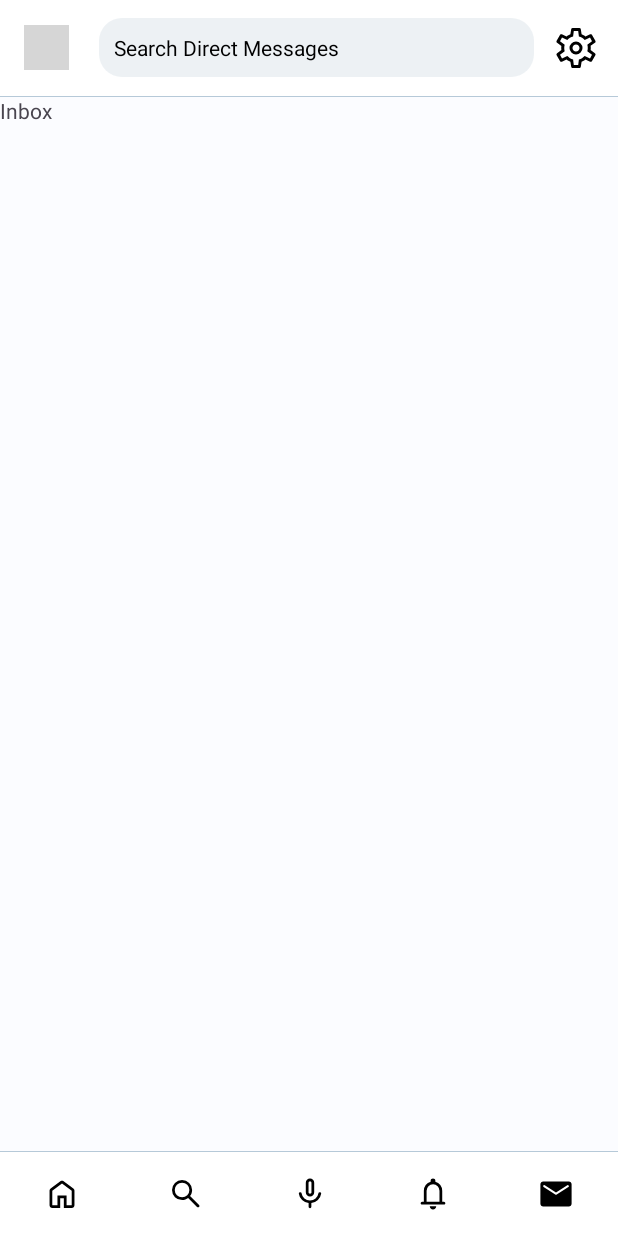
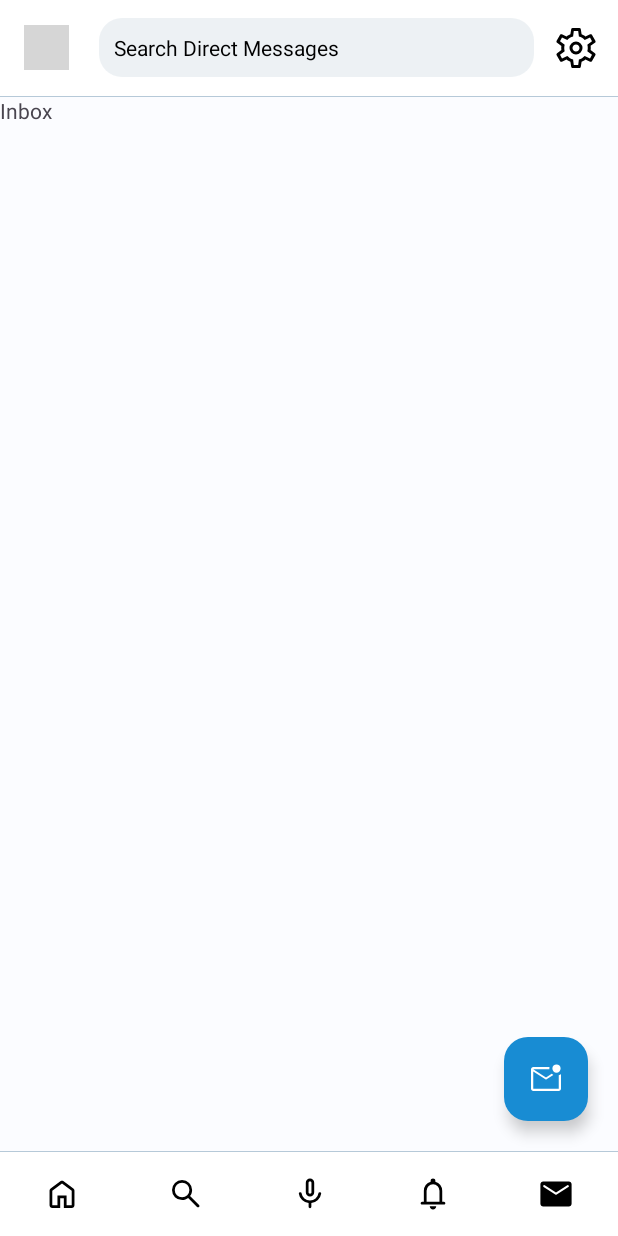
Before and after one commit to ArmandoS98/TwitterUI, an Android app: the MessagesFragment screen opened through its navigation route, on a phone screen of 412 x 824 dp. Run offline under Robolectric (Android 15) with nearby library versions, the phone set to English and light mode, and no system bars; our stand-ins replace CircleImageView, Dagger/Hilt's generated code, navigation-ui; grey boxes are pictures that could not be loaded.

```diff
--- a/app/build.gradle
+++ b/app/build.gradle
@@ -60,6 +60,7 @@ dependencies {
     implementation 'androidx.databinding:databinding-runtime:7.2.1'
     implementation "androidx.annotation:annotation:1.3.0"
     implementation 'androidx.legacy:legacy-support-v4:1.0.0'
+    implementation("androidx.lifecycle:lifecycle-runtime-ktx:2.5.0-rc01")
     // Navegación
     implementation "androidx.navigation:navigation-ui-ktx:2.4.2"
     implementation 'androidx.navigation:navigation-fragment-ktx:2.4.2'
@@ -70,6 +71,9 @@ dependencies {
     //dagger hilt
     implementation "com.google.dagger:hilt-android:$hilt_version"
     kapt "com.google.dagger:hilt-compiler:$hilt_version"
+    implementation "androidx.hilt:hilt-lifecycle-viewmodel:1.0.0-alpha03"
+    kapt "androidx.hilt:hilt-compiler:1.0.0"
+    implementation 'androidx.hilt:hilt-navigation-compose:1.0.0'
     //Glide
     implementation 'com.github.bumptech.glide:glide:4.13.0'
     annotationProcessor 'com.github.bumptech.glide:compiler:4.13.0'
--- a/app/src/main/java/com/techun/twitterui/ui/MainActivity.kt
+++ b/app/src/main/java/com/techun/twitterui/ui/MainActivity.kt
@@ -13,10 +13,13 @@ import com.google.android.material.bottomnavigation.BottomNavigationView
 import com.google.android.material.navigation.NavigationView
 import com.techun.twitterui.R
 import com.techun.twitterui.databinding.ActivityMainBinding
+import com.techun.twitterui.ui.drawerNavigationView.Constants
 import com.techun.twitterui.ui.drawerNavigationView.NavigationItemModel
 import com.techun.twitterui.ui.drawerNavigationView.NavigationRVAdapter
 import com.techun.twitterui.ui.drawerNavigationView.ui.*
 import com.techun.twitterui.utils.goToActivity
+import com.techun.twitterui.ui.drawerNavigationView.Constants.*
+import com.techun.twitterui.utils.toast
 import dagger.hilt.android.AndroidEntryPoint
 import javax.inject.Inject
 
@@ -28,6 +31,7 @@ class MainActivity : AppCompatActivity() {
     private lateinit var myToggle: ActionBarDrawerToggle
     private lateinit var myDrawerLayout: DrawerLayout
     private lateinit var navigationView: NavigationView
+    private var fabButtonStates: Constants = HOME
 
     @Inject
     lateinit var firstOptionesDrawer: NavigationRVAdapter
@@ -90,38 +94,80 @@ class MainActivity : AppCompatActivity() {
         navController.addOnDestinationChangedListener { _, destination, _ ->
             when (destination.id) {
                 R.id.nav_home -> {
+                    fabButtonStates = HOME
                     binding.imgIcon.visibility = View.VISIBLE
                     binding.tvToolbar.visibility = View.GONE
                     binding.etToolbar.visibility = View.GONE
+                    binding.fabCompose.setImageDrawable(
+                        resources.getDrawable(
+                            R.drawable.ic_add,
+                            null
+                        )
+                    )
+                }
+                R.id.nav_search -> {
+                    fabButtonStates = SEARCH
+                    binding.imgIcon.visibility = View.GONE
+                    binding.tvToolbar.visibility = View.GONE
+                    binding.etToolbar.visibility = View.VISIBLE
+                    binding.etToolbar.text = "Search Twitter"
+                    binding.fabCompose.setImageDrawable(
+                        resources.getDrawable(
+                            R.drawable.ic_add,
+                            null
+                        )
+                    )
                 }
                 R.id.nav_reconding -> {
+                    fabButtonStates = AUDIO
                     binding.imgIcon.visibility = View.GONE
                     binding.etToolbar.visibility = View.GONE
                     binding.tvToolbar.visibility = View.VISIBLE
                     binding.tvToolbar.text = getString(R.string.twitter)
+                    binding.fabCompose.setImageDrawable(
+                        resources.getDrawable(
+                            R.drawable.ic_audio,
+                            null
+                        )
+                    )
                 }
                 R.id.nav_notification -> {
+                    fabButtonStates = NOTIFICATIONS
                     binding.imgIcon.visibility = View.GONE
                     binding.etToolbar.visibility = View.GONE
                     binding.tvToolbar.visibility = View.VISIBLE
                     binding.tvToolbar.text = getString(R.string.notification)
-                }
-                R.id.nav_search -> {
-                    binding.imgIcon.visibility = View.GONE
-                    binding.tvToolbar.visibility = View.GONE
-                    binding.etToolbar.visibility = View.VISIBLE
-                    binding.etToolbar.text = "Search Twitter"
+                    binding.fabCompose.setImageDrawable(
+                        resources.getDrawable(
+                            R.drawable.ic_add,
+                            null
+                        )
+                    )
                 }
                 R.id.nav_inbox -> {
+                    fabButtonStates = INBOX
                     binding.imgIcon.visibility = View.GONE
                     binding.tvToolbar.visibility = View.GONE
                     binding.etToolbar.visibility = View.VISIBLE
                     binding.etToolbar.text = "Search Direct Messages"
+                    binding.fabCompose.setImageDrawable(
+                        resources.getDrawable(
+                            R.drawable.ic_mark_email,
+                            null
+                        )
+                    )
                 }
                 else -> {
+                    fabButtonStates = HOME
                     binding.imgIcon.visibility = View.GONE
                     binding.tvToolbar.visibility = View.GONE
                     binding.etToolbar.visibility = View.GONE
+                    binding.fabCompose.setImageDrawable(
+                        resources.getDrawable(
+                            R.drawable.ic_add,
+                            null
+                        )
+                    )
                 }
             }
         }
@@ -172,6 +218,16 @@ class MainActivity : AppCompatActivity() {
             }
             myDrawerLayout.closeDrawer(navigationView)
         }
+
+        binding.fabCompose.setOnClickListener {
+            when (fabButtonStates) {
+                HOME -> {toast("Home")}
+                SEARCH -> {toast("Search")}
+                AUDIO -> {toast("Audio")}
+                NOTIFICATIONS -> {toast("Notifications")}
+                INBOX -> {toast("Inbox")}
+            }
+        }
     }
 
     private fun recyclerInit() {
--- a/app/src/main/java/com/techun/twitterui/ui/bottomNavigationView/HomeFragment.kt
+++ b/app/src/main/java/com/techun/twitterui/ui/bottomNavigationView/HomeFragment.kt
@@ -23,6 +23,13 @@ class HomeFragment : Fragment() {
         return binding.root
     }
 
+    override fun onViewCreated(view: View, savedInstanceState: Bundle?) {
+        super.onViewCreated(view, savedInstanceState)
+        binding.tweetsRefreshLayout.setOnRefreshListener {
+            binding.tweetsRefreshLayout.isRefreshing = false
+        }
+    }
+
     override fun onCreateOptionsMenu(menu: Menu, inflater: MenuInflater) {
         inflater.inflate(R.menu.home_menu, menu)
         super.onCreateOptionsMenu(menu, inflater)
--- /dev/null
+++ b/app/src/main/java/com/techun/twitterui/ui/drawerNavigationView/Constants.kt
@@ -0,0 +1,5 @@
+package com.techun.twitterui.ui.drawerNavigationView
+
+enum class Constants {
+    HOME, SEARCH, AUDIO, NOTIFICATIONS, INBOX
+}
--- /dev/null
+++ b/app/src/main/res/drawable/ic_add.xml
@@ -0,0 +1,9 @@
+<vector xmlns:android="http://schemas.android.com/apk/res/android"
+    android:width="48dp"
+    android:height="48dp"
+    android:viewportWidth="48"
+    android:viewportHeight="48">
+  <path
+      android:fillColor="#FF000000"
+      android:pathData="M24,38Q23.35,38 22.925,37.575Q22.5,37.15 22.5,36.5V25.5H11.5Q10.85,25.5 10.425,25.075Q10,24.65 10,24Q10,23.35 10.425,22.925Q10.85,22.5 11.5,22.5H22.5V11.5Q22.5,10.85 22.925,10.425Q23.35,10 24,10Q24.65,10 25.075,10.425Q25.5,10.85 25.5,11.5V22.5H36.5Q37.15,22.5 37.575,22.925Q38,23.35 38,24Q38,24.65 37.575,25.075Q37.15,25.5 36.5,25.5H25.5V36.5Q25.5,37.15 25.075,37.575Q24.65,38 24,38Z"/>
+</vector>
--- /dev/null
+++ b/app/src/main/res/drawable/ic_mark_email.xml
@@ -0,0 +1,9 @@
+<vector xmlns:android="http://schemas.android.com/apk/res/android"
+    android:width="48dp"
+    android:height="48dp"
+    android:viewportWidth="48"
+    android:viewportHeight="48">
+  <path
+      android:fillColor="#FF000000"
+      android:pathData="M7,40Q5.8,40 4.9,39.1Q4,38.2 4,37V11Q4,9.8 4.9,8.9Q5.8,8 7,8H28.7Q28.55,8.75 28.5,9.5Q28.45,10.25 28.55,11H7V37Q7,37 7,37Q7,37 7,37H41Q41,37 41,37Q41,37 41,37V19Q41.85,18.75 42.575,18.325Q43.3,17.9 44,17.35V37Q44,38.2 43.1,39.1Q42.2,40 41,40ZM7,11V37Q7,37 7,37Q7,37 7,37Q7,37 7,37Q7,37 7,37V11Q7,11 7,11Q7,11 7,11Q7,11 7,11Q7,11 7,11ZM38,15.5Q35.7,15.5 34.1,13.9Q32.5,12.3 32.5,10Q32.5,7.7 34.1,6.1Q35.7,4.5 38,4.5Q40.3,4.5 41.9,6.1Q43.5,7.7 43.5,10Q43.5,12.3 41.9,13.9Q40.3,15.5 38,15.5ZM24,21.9 L31.55,17Q32.05,17.45 32.6,17.825Q33.15,18.2 33.75,18.5L24.8,24.35Q24.45,24.6 24.025,24.6Q23.6,24.6 23.2,24.35L7,13.95Q7,13.95 7,13.95Q7,13.95 7,13.95V11Q7,11 7,11Q7,11 7,11Z"/>
+</vector>
--- a/app/src/main/res/layout/activity_main.xml
+++ b/app/src/main/res/layout/activity_main.xml
@@ -116,6 +116,19 @@
                     app:layout_constraintRight_toRightOf="parent"
                     app:layout_constraintTop_toTopOf="parent"
                     app:navGraph="@navigation/nav_graph" />
+
+
+                <com.google.android.material.floatingactionbutton.FloatingActionButton
+                    android:id="@+id/fab_compose"
+                    android:layout_width="wrap_content"
+                    android:layout_height="wrap_content"
+                    android:layout_above="@id/nav_view"
+                    android:layout_alignParentEnd="true"
+                    android:layout_margin="20dp"
+                    android:src="@drawable/ic_add"
+                    app:tint="@color/colorWhite"
+                    app:layout_constraintBottom_toTopOf="@+id/view2"
+                    app:layout_constraintEnd_toEndOf="parent" />
             </androidx.constraintlayout.widget.ConstraintLayout>
         </RelativeLayout>
 
--- a/app/src/main/res/values/colors.xml
+++ b/app/src/main/res/values/colors.xml
@@ -57,5 +57,7 @@
     <color name="md_theme_dark_shadow">#000000</color>
     <color name="md_theme_dark_primaryInverse">#00658F</color>
     <color name="search_background">#83DDE3EA</color>
-
+    <color name="colorWhite">#FFFFFF</color>
+    <color name="twitterBlue">#1CA1F1</color>
+    <color name="twitterBlueDarker">#188CD3</color>
 </resources>
--- a/app/src/main/res/values/strings.xml
+++ b/app/src/main/res/values/strings.xml
@@ -14,4 +14,9 @@
     <string name="profile">Profile</string>
     <string name="highlight">Highlight</string>
     <string name="settings">Settings</string>
+    <string name="comment">Comment</string>
+    <string name="retweet">Retweet</string>
+    <string name="like">Like</string>
+    <string name="edit">Edit</string>
+    <string name="edited">EDITED</string>
 </resources>
--- a/app/src/main/res/values/themes.xml
+++ b/app/src/main/res/values/themes.xml
@@ -3,7 +3,7 @@
     <style name="Theme.TwitterUI" parent="Theme.Material3.Light.NoActionBar">
         <item name="colorPrimary">@color/md_theme_light_onSecondary</item>
         <item name="colorOnPrimary">@color/md_theme_light_onPrimary</item>
-        <item name="colorPrimaryContainer">@color/md_theme_light_primaryContainer</item>
+        <item name="colorPrimaryContainer">@color/twitterBlueDarker</item>
         <item name="colorOnPrimaryContainer">@color/md_theme_light_onPrimaryContainer</item>
         <item name="colorSecondary">@color/md_theme_light_secondary</item>
         <item name="colorOnSecondary">@color/md_theme_light_onSecondary</item>
@@ -27,6 +27,7 @@
         <item name="colorOnSurfaceInverse">@color/md_theme_light_inverseOnSurface</item>
         <item name="colorSurfaceInverse">@color/md_theme_light_inverseSurface</item>
         <item name="colorPrimaryInverse">@color/md_theme_light_primaryInverse</item>
+        <item name="backgroundColor">@color/colorWhite</item>
     </style>
 
     <style name="backgroundDay">
```
Also changed, not shown: app/src/main/java/com/techun/twitterui/domain/TweetModel.kt (added, +12 -0 lines), app/src/main/java/com/techun/twitterui/ui/bottomNavigationView/adapters/TweetsAdapter.kt (added, +34 -0 lines), app/src/main/java/com/techun/twitterui/ui/bottomNavigationView/adapters/TweetsBaseAdapter.kt (added, +61 -0 lines), app/src/main/res/drawable/ic_edit_tweet.xml (added, +9 -0 lines), app/src/main/res/drawable/ic_twitter_comment.xml (added, +9 -0 lines), app/src/main/res/drawable/ic_twitter_like_outline.xml (added, +9 -0 lines), app/src/main/res/drawable/ic_twitter_retweet.xml (added, +9 -0 lines), app/src/main/res/layout/fragment_home.xml (+9 -4 lines), app/src/main/res/layout/itemlayout_tweet.xml (added, +188 -0 lines), app/src/main/res/drawable/egg.jpg (added).
